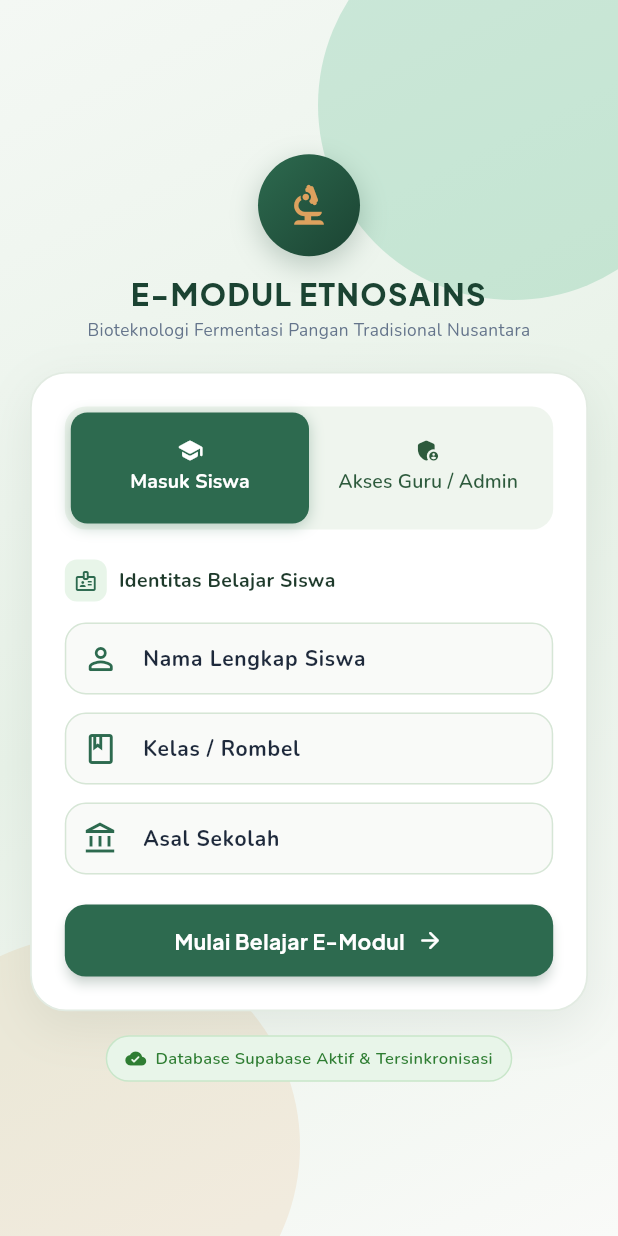
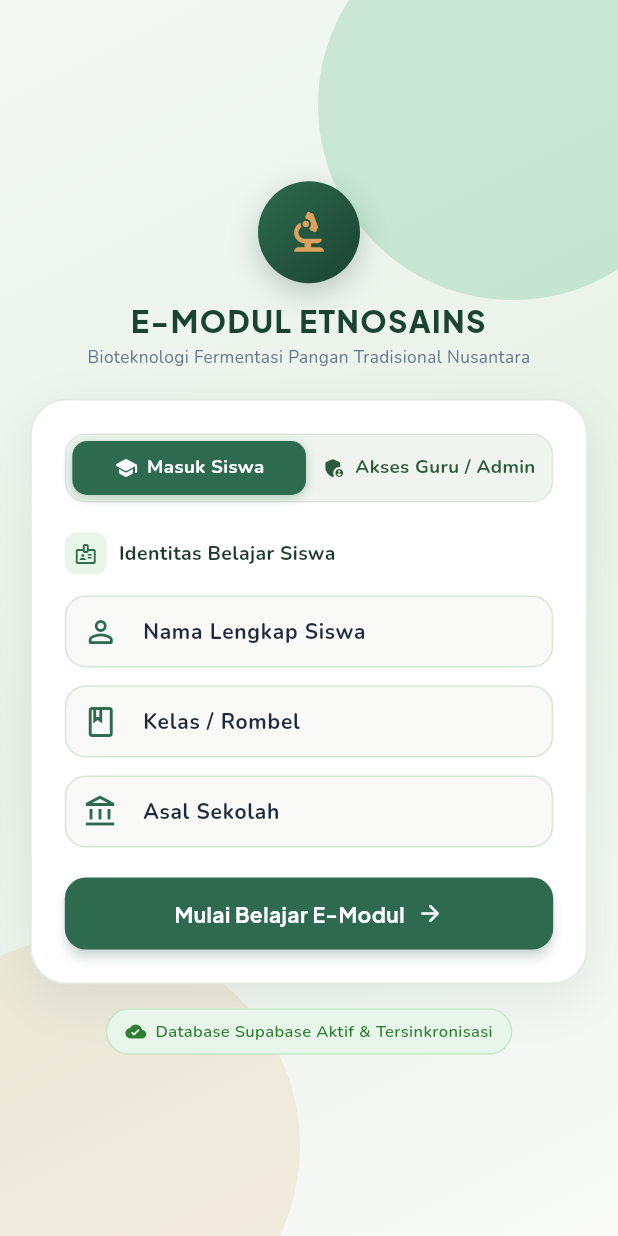
Before and after one commit to muradelhaq/etno, a Flutter app: the screen it shows after launch, on a phone screen of 412 x 824 dp. Run offline on Flutter 3.47's test engine with Material 3 defaults, Android fonts, the phone set to English and light mode, and no system bars; drawn by our look-alikes of flutter_animate; our stand-ins replace audioplayers, dio, fl_chart, flutter_riverpod, go_router, google_fonts and 7 more; missing offline and left inert: dart:html; accounts and stored records are empty.

Commit message:
style(auth): Desain ulang Nav Tabs menjadi Custom Segmented Control horizontal yang rapi dan presisi

```diff
--- a/lib/features/auth/presentation/screens/auth_screen.dart
+++ b/lib/features/auth/presentation/screens/auth_screen.dart
@@ -446,50 +446,8 @@ class _AuthScreenState extends ConsumerState<AuthScreen>
         crossAxisAlignment: CrossAxisAlignment.stretch,
         mainAxisSize: MainAxisSize.min,
         children: [
-          // Modern Segmented Tab Switcher
-          Container(
-            padding: const EdgeInsets.all(4),
-            decoration: BoxDecoration(
-              color: const Color(0xFFEFF5EE),
-              borderRadius: BorderRadius.circular(14),
-            ),
-            child: TabBar(
-              controller: _tabController,
-              indicator: BoxDecoration(
-                color: AppColors.primaryGreen,
-                borderRadius: BorderRadius.circular(11),
-                boxShadow: [
-                  BoxShadow(
-                    color: AppColors.primaryGreen.withValues(alpha: 0.3),
-                    blurRadius: 8,
-                    offset: const Offset(0, 2),
-                  ),
-                ],
-              ),
-              indicatorSize: TabBarIndicatorSize.tab,
-              dividerColor: Colors.transparent,
-              labelColor: Colors.white,
-              unselectedLabelColor: const Color(0xFF2D5A3C),
-              labelStyle: const TextStyle(
-                fontWeight: FontWeight.bold,
-                fontSize: 13,
-              ),
-              unselectedLabelStyle: const TextStyle(
-                fontWeight: FontWeight.w600,
-                fontSize: 13,
-              ),
-              tabs: const [
-                Tab(
-                  icon: Icon(Icons.school_rounded, size: 18),
-                  text: 'Masuk Siswa',
-                ),
-                Tab(
-                  icon: Icon(Icons.admin_panel_settings_rounded, size: 18),
-                  text: 'Akses Guru / Admin',
-                ),
-              ],
-            ),
-          ),
+          // Custom Segmented Control Switcher
+          _buildCustomSegmentedTabBar(),
 
           const SizedBox(height: 20),
 
@@ -505,6 +463,134 @@ class _AuthScreenState extends ConsumerState<AuthScreen>
         ],
       ),
     ).animate().fadeIn(duration: 400.ms).slideY(begin: 0.05);
+  }
+
+  // ---------------------------------------------------------------------------
+  // COMPONENT 3.5: CUSTOM SEGMENTED TAB BAR
+  // ---------------------------------------------------------------------------
+  Widget _buildCustomSegmentedTabBar() {
+    final isStudent = _tabController.index == 0;
+
+    return Container(
+      height: 46,
+      padding: const EdgeInsets.all(4),
+      decoration: BoxDecoration(
+        color: const Color(0xFFEFF5EE),
+        borderRadius: BorderRadius.circular(14),
+        border: Border.all(color: const Color(0xFFDCE8DC)),
+      ),
+      child: Row(
+        children: [
+          // 1. Tab Masuk Siswa
+          Expanded(
+            child: InkWell(
+              onTap: () {
+                setState(() {
+                  _tabController.animateTo(0);
+                });
+              },
+              borderRadius: BorderRadius.circular(10),
+              child: AnimatedContainer(
+                duration: const Duration(milliseconds: 200),
+                decoration: BoxDecoration(
+                  color: isStudent ? AppColors.primaryGreen : Colors.transparent,
+                  borderRadius: BorderRadius.circular(10),
+                  boxShadow: isStudent
+                      ? [
+                          BoxShadow(
+                            color: AppColors.primaryGreen.withValues(alpha: 0.3),
+                            blurRadius: 6,
+                            offset: const Offset(0, 2),
+                          ),
+                        ]
+                      : null,
+                ),
+                child: Center(
+                  child: Row(
+                    mainAxisAlignment: MainAxisAlignment.center,
+                    mainAxisSize: MainAxisSize.min,
+                    children: [
+                      Icon(
+                        Icons.school_rounded,
+                        size: 16,
+                        color: isStudent ? Colors.white : const Color(0xFF2D5A3C),
+                      ),
+                      const SizedBox(width: 6),
+                      Flexible(
+                        child: Text(
+                          'Masuk Siswa',
+                          style: TextStyle(
+                            fontWeight: FontWeight.bold,
+                            fontSize: 12.5,
+                            color: isStudent ? Colors.white : const Color(0xFF2D5A3C),
+                          ),
+                          overflow: TextOverflow.ellipsis,
+                        ),
+                      ),
+                    ],
+                  ),
+                ),
+              ),
+            ),
+          ),
+
+          const SizedBox(width: 4),
+
+          // 2. Tab Akses Guru / Admin
+          Expanded(
+            child: InkWell(
+              onTap: () {
+                setState(() {
+                  _tabController.animateTo(1);
+                });
+              },
+              borderRadius: BorderRadius.circular(10),
+              child: AnimatedContainer(
+                duration: const Duration(milliseconds: 200),
+                decoration: BoxDecoration(
+                  color: !isStudent ? AppColors.primaryDark : Colors.transparent,
+                  borderRadius: BorderRadius.circular(10),
+                  boxShadow: !isStudent
+                      ? [
+                          BoxShadow(
+                            color: AppColors.primaryDark.withValues(alpha: 0.3),
+                            blurRadius: 6,
+                            offset: const Offset(0, 2),
+                          ),
+                        ]
+                      : null,
+                ),
+                child: Center(
+                  child: Row(
+                    mainAxisAlignment: MainAxisAlignment.center,
+                    mainAxisSize: MainAxisSize.min,
+                    children: [
+                      Icon(
+                        Icons.admin_panel_settings_rounded,
+                        size: 16,
+                        color: !isStudent ? Colors.white : const Color(0xFF2D5A3C),
+                      ),
+                      const SizedBox(width: 6),
+                      Flexible(
+                        child: Text(
+                          'Akses Guru / Admin',
+                          style: TextStyle(
+                            fontWeight: FontWeight.bold,
+                            fontSize: 12.5,
+                            color: !isStudent ? Colors.white : const Color(0xFF2D5A3C),
+                          ),
+                          overflow: TextOverflow.ellipsis,
+                        ),
+                      ),
+                    ],
+                  ),
+                ),
+              ),
+            ),
+          ),
+        ],
+      ),
+    );
   }
 
   // ---------------------------------------------------------------------------
```
